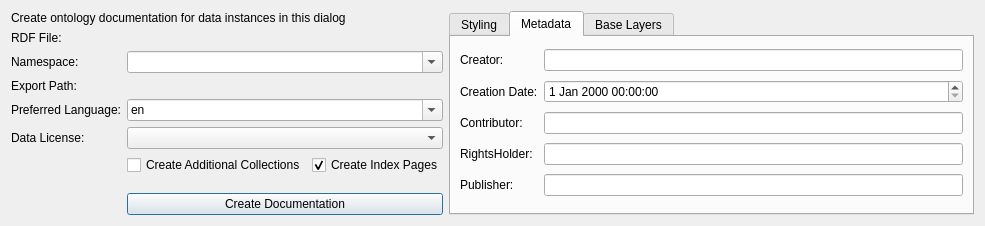
Qt form dialogs/ui/ontdocdialog.ui (sparqlunicorn/sparqlunicornGoesGIS) before a commit.
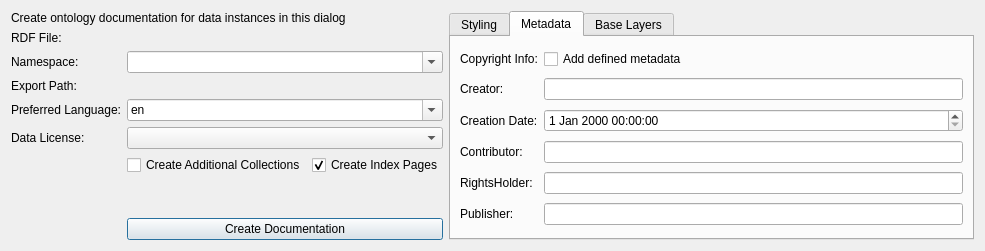
The same form after that commit. The open tabs and pages were chosen to show the change. Icons and pictures are not drawn. Custom widgets are drawn as their Qt base class.

Commit message: added optional metadata in html output

What changed in the file:
```diff
--- a/dialogs/ui/ontdocdialog.ui
+++ b/dialogs/ui/ontdocdialog.ui
@@ -7,7 +7,7 @@
     <x>0</x>
     <y>0</y>
     <width>985</width>
-    <height>216</height>
+    <height>251</height>
    </rect>
   </property>
   <property name="windowTitle">
@@ -250,7 +250,21 @@
         </widget>
        </item>
        <item row="5" column="1">
-        <widget class="QLineEdit" name="lineEdit"/>
+        <widget class="QLineEdit" name="publisherLineEdit"/>
+       </item>
+       <item row="0" column="0">
+        <widget class="QLabel" name="copyrightInfoLabel">
+         <property name="text">
+          <string>Copyright Info:</string>
+         </property>
+        </widget>
+       </item>
+       <item row="0" column="1">
+        <widget class="QCheckBox" name="metadataCheckBox">
+         <property name="text">
+          <string>Add defined metadata</string>
+         </property>
+        </widget>
        </item>
       </layout>
      </widget>
```
Left out of the diff: 5 changed lines with no effect on the pictures. The commit also changes 4 other files.
